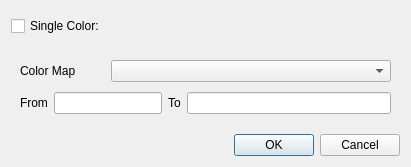
truongd8593/mfix, file mfixgui/uifiles/color_map.ui: the form before one commit.
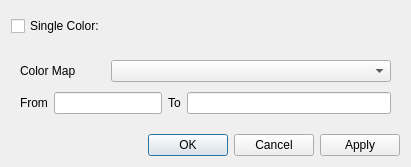
The form after the commit. Custom widgets are drawn as their Qt base class.

Commit message: added any apply btn to the colormap dialog

Diff of the .ui file:
```diff
--- a/mfixgui/uifiles/color_map.ui
+++ b/mfixgui/uifiles/color_map.ui
@@ -105,7 +105,7 @@
       <enum>Qt::Horizontal</enum>
      </property>
      <property name="standardButtons">
-      <set>QDialogButtonBox::Cancel|QDialogButtonBox::Ok</set>
+      <set>QDialogButtonBox::Apply|QDialogButtonBox::Cancel|QDialogButtonBox::Ok</set>
      </property>
     </widget>
    </item>
```
The commit also changes 1 other file.
